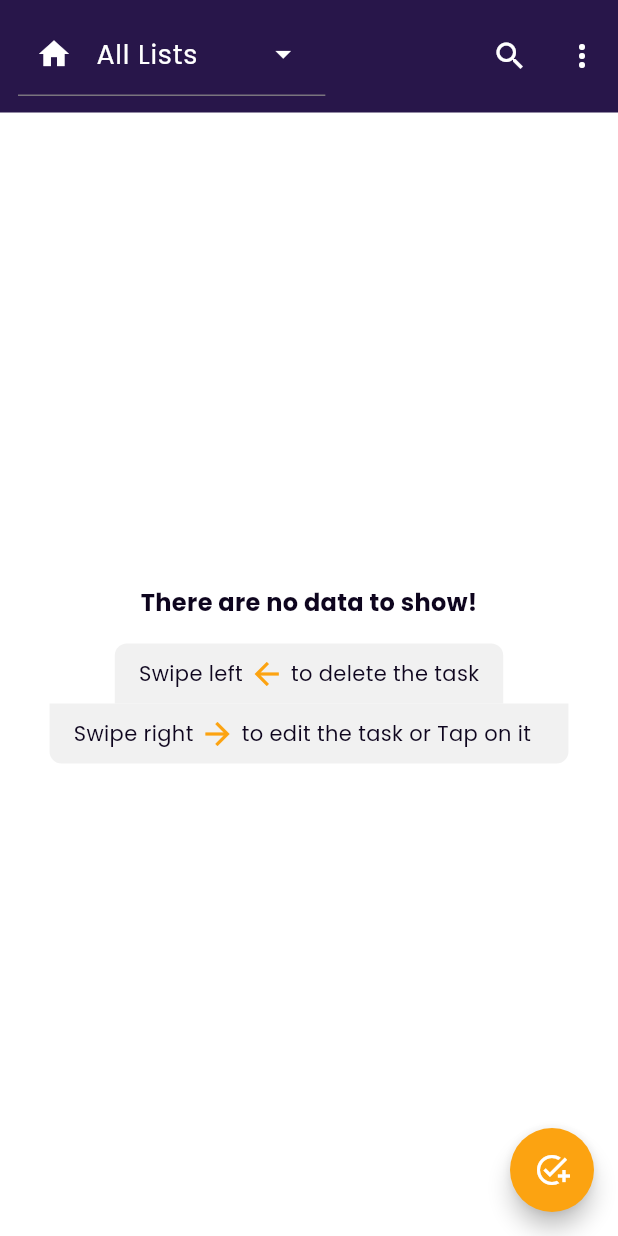
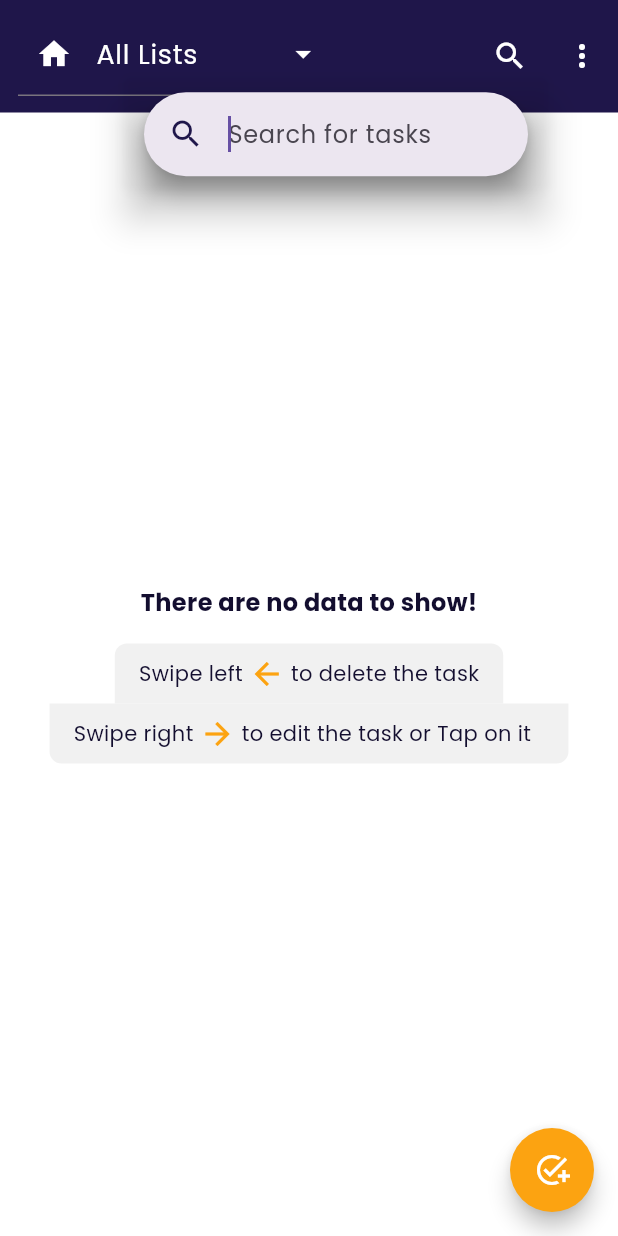
Before and after one commit to smfgalal/ToDo-List-Flutter-App, a Flutter app: the screen it shows after launch, after a tap on the "search" icon, on a phone screen of 412 x 824 dp. Run offline on Flutter 3.47's test engine with Material 3 defaults, Android fonts, the phone set to English and light mode, and no system bars; our stand-ins replace bloc, flutter_bloc, flutter_local_notifications, flutter_timezone, sqflite, table_calendar and 1 more; accounts and stored records are empty.

Commit message:
add search for tasks

```diff
--- a/lib/helpers/constants.dart
+++ b/lib/helpers/constants.dart
@@ -1,5 +1,5 @@
 import 'package:flutter/material.dart';
 
-const kPrimaryColor = Color.fromARGB(255, 40, 22, 74);
+const kPrimaryColor = Color.fromARGB(255, 31, 22, 74);
 const kPrimaryLightColor = Color(0xFFfca311);
-const kPrimaryDarkColor = Color.fromARGB(255, 14, 5, 30);
+const kPrimaryDarkColor = Color.fromARGB(255, 19, 14, 47);
--- a/lib/views/add_edit_todo_view.dart
+++ b/lib/views/add_edit_todo_view.dart
@@ -76,7 +76,6 @@ class _AddEditToDoViewState extends State<AddEditToDoView> {
               AddNewToDoText(
                 title: 'What is to be done?',
                 hintText: 'Enter Task Here',
-                icon: const Icon(Icons.mic),
                 textController: _noteTextController,
               ),
               _noteId != null
--- a/lib/views/home_view.dart
+++ b/lib/views/home_view.dart
@@ -2,16 +2,12 @@ import 'package:flutter/material.dart';
 import 'package:flutter_bloc/flutter_bloc.dart';
 import 'package:todo_app/cubits/read_cubit/read_todo_notes_cubit.dart';
 import 'package:todo_app/helpers/constants.dart';
-import 'package:todo_app/main.dart';
-import 'package:todo_app/models/categories_list_model.dart';
-import 'package:todo_app/models/general_settings_model.dart';
-import 'package:todo_app/models/todo_model.dart';
 import 'package:todo_app/services/handle_notifications.dart';
 import 'package:todo_app/views/add_edit_todo_view.dart';
-import 'package:todo_app/widgets/general_widgets/categories_list_drop_down_list.dart';
 import 'package:todo_app/widgets/general_widgets/custom_popup_menu.dart';
-import 'package:todo_app/widgets/general_widgets/no_data_column.dart';
-import 'package:todo_app/widgets/todo_list_item.dart';
+import 'package:todo_app/widgets/home_view_widgets/main_categories_dropdown_list.dart';
+import 'package:todo_app/widgets/home_view_widgets/search_tasks_bar.dart';
+import 'package:todo_app/widgets/home_view_widgets/todo_list_home_view.dart';
 
 class HomeView extends StatefulWidget {
   HomeView({super.key});
@@ -19,12 +15,16 @@ class HomeView extends StatefulWidget {
   final ScrollController scrollController = ScrollController();
   ScrollController get getScrollController => scrollController;
 
+  final TextEditingController searchController = TextEditingController();
+  TextEditingController get getSearchController => searchController;
+
   @override
   State<HomeView> createState() => _HomeViewState();
 }
 
 class _HomeViewState extends State<HomeView> {
   String? selectedCategory;
+  String searchQuery = '';
 
   @override
   void initState() {
@@ -38,6 +38,12 @@ class _HomeViewState extends State<HomeView> {
       widget.getScrollController,
       context: context,
     ).onTapNotification();
+    // Listen to search controller changes
+    widget.getSearchController.addListener(() {
+      setState(() {
+        searchQuery = widget.getSearchController.text.trim();
+      });
+    });
   }
 
   @override
@@ -48,119 +54,33 @@ class _HomeViewState extends State<HomeView> {
           appBar: AppBar(
             leading: Padding(
               padding: const EdgeInsets.symmetric(horizontal: 12, vertical: 8),
-              child: StreamBuilder<List<GeneralSettingsModel>>(
-                stream: databaseProvider.readGeneralSettingsData(),
-                builder: (context, settingsSnapshot) {
-                  if (settingsSnapshot.hasError) {
-                    return Text('Error: ${settingsSnapshot.error}');
-                  }
-                  final settings = settingsSnapshot.data?.isNotEmpty == true
-                      ? settingsSnapshot.data!.first
-                      : null;
-                  selectedCategory = settings?.listToShow ?? 'All Lists';
-
-                  return StreamBuilder<List<CategoriesListsModel>>(
-                    stream: databaseProvider.readCategoriesListsData(),
-                    builder: (context, categoriesSnapshot) {
-                      if (categoriesSnapshot.hasError) {
-                        return Text('Error: ${categoriesSnapshot.error}');
-                      }
-                      final categories = categoriesSnapshot.data ?? [];
-                      final dropdownItems = [
-                        {
-                          'value': 'All Lists',
-                          'label': 'All Lists',
-                          'icon': Icons.home,
-                        },
-                        ...categories.map((category) {
-                          return {
-                            'value': category.categoryListValue,
-                            'label': category.categoryListValue,
-                            'icon': Icons.blur_on_outlined,
-                          };
-                        }),
-                        {
-                          'value': 'Finished',
-                          'label': 'Finished',
-                          'icon': Icons.done,
-                        },
-                      ];
-                      // Ensure selectedCategory is valid
-                      if (selectedCategory == null ||
-                          !dropdownItems.any(
-                            (item) => item['value'] == selectedCategory,
-                          )) {
-                        selectedCategory = dropdownItems.first['value']
-                            .toString();
-                      }
-                      return CustomCategoriesListDropDownList(
-                        initialTextColor: Colors.white,
-                        prefixIconColor: Colors.white,
-                        suffixIconColor: Colors.white,
-                        listsDropdownItems: dropdownItems,
-                        initialSelection: selectedCategory,
-                        onSelected: (value) async {
-                          setState(() {
-                            selectedCategory = value;
-                          });
-                        },
-                      );
-                    },
-                  );
+              child: MainCategoriesDropDownList().mainCategoriesDropDownList(
+                selectedCategory,
+                (value) async {
+                  setState(() {
+                    selectedCategory = value;
+                  });
                 },
               ),
             ),
-            leadingWidth: MediaQuery.of(context).size.width / 1.8,
+            leadingWidth: MediaQuery.of(context).size.width / 1.3,
             actions: [
-              IconButton(onPressed: () {}, icon: const Icon(Icons.search)),
+              SearchTasksBar(
+                searchBarController: widget.getSearchController,
+                onChanged: (value) {
+                  setState(() {
+                    searchQuery = value.trim();
+                  });
+                },
+              ),
               const CustomPopUpMenu(),
             ],
             toolbarHeight: 75,
           ),
-          body: Padding(
-            padding: const EdgeInsets.symmetric(vertical: 8),
-            child: StreamBuilder<List<TodoModel>>(
-              stream: databaseProvider.readAllData(),
-              builder: (context, snapshot) {
-                if (snapshot.hasError) {
-                  return Center(child: Text('Error: ${snapshot.error}'));
-                }
-                final notes = snapshot.data ?? [];
-                final filteredNotes = selectedCategory == 'All Lists'
-                    ? notes
-                          .where((note) => note.todoListItem != 'Finished')
-                          .toList()
-                    : selectedCategory == 'Finished'
-                    ? notes
-                          .where((note) => note.todoListItem == 'Finished')
-                          .toList()
-                    : notes
-                          .where(
-                            (note) => note.todoListItem == selectedCategory,
-                          )
-                          .toList();
-                if (snapshot.hasData) {
-                  return filteredNotes.isNotEmpty
-                      ? ListView.builder(
-                          itemCount: filteredNotes.length,
-                          controller: widget.getScrollController,
-                          shrinkWrap: true,
-                          itemBuilder: (context, index) {
-                            final note = filteredNotes.reversed.toList()[index];
-                            return TodoListItem(
-                              todoModel: note,
-                              isAllLists: selectedCategory == 'All Lists'
-                                  ? true
-                                  : false,
-                            );
-                          },
-                        )
-                      : const NoDataColumn();
-                } else {
-                  return const Center(child: CircularProgressIndicator());
-                }
-              },
-            ),
+          body: TasksListHomeView(
+            selectedCategory: selectedCategory,
+            searchQuery: searchQuery,
+            widget: widget,
           ),
           floatingActionButton: FloatingActionButton(
             backgroundColor: kPrimaryLightColor,
@@ -188,6 +108,7 @@ class _HomeViewState extends State<HomeView> {
   @override
   void dispose() {
     widget.scrollController.dispose();
+    widget.searchController.dispose(); // Dispose search controller
     super.dispose();
   }
 }
--- a/lib/widgets/general_widgets/custom_popup_menu.dart
+++ b/lib/widgets/general_widgets/custom_popup_menu.dart
@@ -11,6 +11,7 @@ class CustomPopUpMenu extends StatelessWidget {
   @override
   Widget build(BuildContext context) {
     return PopupMenuButton(
+      position: PopupMenuPosition.under,
       shape: RoundedRectangleBorder(
         borderRadius: BorderRadiusGeometry.circular(8),
       ),
--- /dev/null
+++ b/lib/widgets/home_view_widgets/main_categories_dropdown_list.dart
@@ -0,0 +1,58 @@
+import 'package:flutter/material.dart';
+import 'package:todo_app/main.dart';
+import 'package:todo_app/models/categories_list_model.dart';
+import 'package:todo_app/models/general_settings_model.dart';
+import 'package:todo_app/widgets/general_widgets/categories_list_drop_down_list.dart';
+
+class MainCategoriesDropDownList{
+  StreamBuilder<List<GeneralSettingsModel>> mainCategoriesDropDownList(String? selectedCategory, Function(String?)? onSelected) {
+    return StreamBuilder<List<GeneralSettingsModel>>(
+      stream: databaseProvider.readGeneralSettingsData(),
+      builder: (context, settingsSnapshot) {
+        if (settingsSnapshot.hasError) {
+          return Text('Error: ${settingsSnapshot.error}');
+        }
+        final settings = settingsSnapshot.data?.isNotEmpty == true
+            ? settingsSnapshot.data!.first
+            : null;
+        selectedCategory = settings?.listToShow ?? 'All Lists';
+
+        return StreamBuilder<List<CategoriesListsModel>>(
+          stream: databaseProvider.readCategoriesListsData(),
+          builder: (context, categoriesSnapshot) {
+            if (categoriesSnapshot.hasError) {
+              return Text('Error: ${categoriesSnapshot.error}');
+            }
+            final categories = categoriesSnapshot.data ?? [];
+            final dropdownItems = [
+              {'value': 'All Lists', 'label': 'All Lists', 'icon': Icons.home},
+              ...categories.map((category) {
+                return {
+                  'value': category.categoryListValue,
+                  'label': category.categoryListValue,
+                  'icon': Icons.blur_on_outlined,
+                };
+              }),
+              {'value': 'Finished', 'label': 'Finished', 'icon': Icons.done},
+            ];
+            // Ensure selectedCategory is valid
+            if (selectedCategory == null ||
+                !dropdownItems.any(
+                  (item) => item['value'] == selectedCategory,
+                )) {
+              selectedCategory = dropdownItems.first['value'].toString();
+            }
+            return CustomCategoriesListDropDownList(
+              initialTextColor: Colors.white,
+              prefixIconColor: Colors.white,
+              suffixIconColor: Colors.white,
+              listsDropdownItems: dropdownItems,
+              initialSelection: selectedCategory,
+              onSelected: onSelected,
+            );
+          },
+        );
+      },
+    );
+  }
+}
--- /dev/null
+++ b/lib/widgets/home_view_widgets/search_tasks_bar.dart
@@ -0,0 +1,42 @@
+import 'package:flutter/material.dart';
+import 'package:todo_app/helpers/change_theme.dart';
+import 'package:todo_app/helpers/constants.dart';
+
+class SearchTasksBar extends StatelessWidget {
+  const SearchTasksBar({super.key, this.searchBarController, this.onChanged});
+
+  final TextEditingController? searchBarController;
+  final Function(String)? onChanged;
+
+  @override
+  Widget build(BuildContext context) {
+    return PopupMenuButton(
+      elevation: 10,
+      color: Colors.transparent,
+      position: PopupMenuPosition.under,
+      icon: const Icon(Icons.search),
+      itemBuilder: (context) {
+        return [
+          PopupMenuItem(
+            child: SearchBar(
+              controller: searchBarController,
+              hintText: 'Search for tasks',
+              keyboardType: TextInputType.multiline,
+              autoFocus: true,
+              padding: WidgetStateProperty.resolveWith((_) {
+                return const EdgeInsets.symmetric(horizontal: 16, vertical: 8);
+              }),
+              leading: Icon(
+                Icons.search,
+                color: ChangeTheme().theme(context)
+                    ? Colors.white
+                    : kPrimaryColor,
+              ),
+              onChanged: onChanged, // Ensure onChanged is called
+            ),
+          ),
+        ];
+      },
+    );
+  }
+}
--- /dev/null
+++ b/lib/widgets/home_view_widgets/todo_list_home_view.dart
@@ -0,0 +1,70 @@
+import 'package:flutter/material.dart';
+import 'package:todo_app/main.dart';
+import 'package:todo_app/models/todo_model.dart';
+import 'package:todo_app/views/home_view.dart';
+import 'package:todo_app/widgets/general_widgets/no_data_column.dart';
+import 'package:todo_app/widgets/home_view_widgets/todo_list_item.dart';
+
+class TasksListHomeView extends StatelessWidget {
+  const TasksListHomeView({
+    super.key,
+    required this.selectedCategory,
+    required this.searchQuery,
+    required this.widget,
+  });
+
+  final String? selectedCategory;
+  final String searchQuery;
+  final HomeView widget;
+
+  @override
+  Widget build(BuildContext context) {
+    return Padding(
+      padding: const EdgeInsets.symmetric(vertical: 8),
+      child: StreamBuilder<List<TodoModel>>(
+        stream: databaseProvider.readAllData(),
+        builder: (context, snapshot) {
+          if (snapshot.hasError) {
+            return Center(child: Text('Error: ${snapshot.error}'));
+          }
+          final notes = snapshot.data ?? [];
+
+          final filteredNotes = notes.where((note) {
+            // Category filtering
+            bool matchesCategory = selectedCategory == 'All Lists'
+                ? note.todoListItem != 'Finished'
+                : selectedCategory == 'Finished'
+                ? note.todoListItem == 'Finished'
+                : note.todoListItem == selectedCategory;
+            // Search query filtering
+            bool matchesSearch =
+                searchQuery.isEmpty ||
+                note.note.toLowerCase().contains(searchQuery.toLowerCase());
+            return matchesCategory && matchesSearch;
+          }).toList();
+
+          if (snapshot.hasData) {
+            return filteredNotes.isNotEmpty
+                ? ListView.builder(
+                    itemCount: filteredNotes.length,
+                    controller: widget.getScrollController,
+                    shrinkWrap: true,
+                    itemBuilder: (context, index) {
+                      final note = filteredNotes.reversed.toList()[index];
+                      return TodoListItem(
+                        todoModel: note,
+                        isAllLists: selectedCategory == 'All Lists'
+                            ? true
+                            : false,
+                      );
+                    },
+                  )
+                : const NoDataColumn();
+          } else {
+            return const Center(child: CircularProgressIndicator());
+          }
+        },
+      ),
+    );
+  }
+}
```
Also changed, not shown: lib/database/database_provider.dart (+23 -0 lines), lib/widgets/add_new_widgets/add_new_todo_text.dart (+3 -11 lines), lib/widgets/general_widgets/categories_list_drop_down_list.dart (line endings or trailing spaces), lib/widgets/home_view_widgets/todo_list_item.dart (renamed from lib/widgets/todo_list_item.dart).
